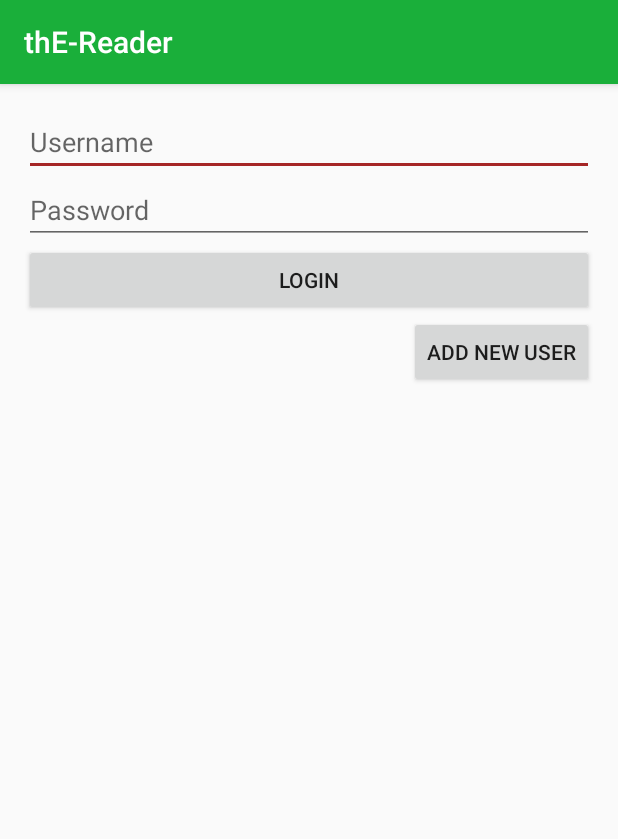
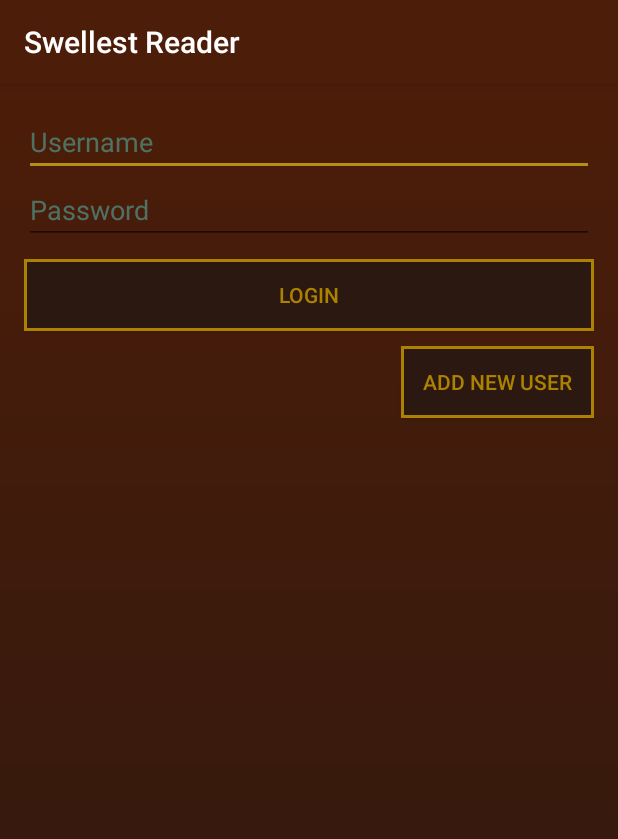
Before and after one commit to washbj/thE-Reader, an Android app: the screen it shows after launch (LoginActivity), on a phone screen of 412 x 824 dp. Shown: the top 839 px of the screen. Run offline under Robolectric (Android 15) with nearby library versions, the phone set to English and light mode, and no system bars.

Commit message:
Added some nice colors to improve aesthetic.

```diff
--- a/app/src/main/AndroidManifest.xml
+++ b/app/src/main/AndroidManifest.xml
@@ -9,7 +9,7 @@
 
     <application
         android:allowBackup="true"
-        android:icon="@mipmap/ic_launcher"
+        android:icon="@drawable/ic_launcher"
         android:label="@string/app_name"
         android:supportsRtl="true"
         android:theme="@style/AppTheme">
--- a/app/src/main/java/washbj/uw/tacoma/edu/the_reader/authentication/LoginActivity.java
+++ b/app/src/main/java/washbj/uw/tacoma/edu/the_reader/authentication/LoginActivity.java
@@ -9,6 +9,7 @@ import android.net.Uri;
 import android.os.AsyncTask;
 import android.support.v7.app.AppCompatActivity;
 import android.os.Bundle;
+import android.support.v7.widget.Toolbar;
 import android.widget.Toast;
 
 import java.io.BufferedReader;
--- a/app/src/main/java/washbj/uw/tacoma/edu/the_reader/authentication/NewUserActivity.java
+++ b/app/src/main/java/washbj/uw/tacoma/edu/the_reader/authentication/NewUserActivity.java
@@ -4,6 +4,7 @@ import android.content.Intent;
 import android.os.AsyncTask;
 import android.support.v7.app.AppCompatActivity;
 import android.os.Bundle;
+import android.support.v7.widget.Toolbar;
 import android.text.TextUtils;
 import android.view.View;
 import android.widget.Button;
--- a/app/src/main/java/washbj/uw/tacoma/edu/the_reader/functionality/ReadActivity.java
+++ b/app/src/main/java/washbj/uw/tacoma/edu/the_reader/functionality/ReadActivity.java
@@ -9,6 +9,7 @@ import android.net.Uri;
 import android.os.Bundle;
 import android.support.v4.app.ActivityCompat;
 import android.support.v7.app.AppCompatActivity;
+import android.support.v7.widget.Toolbar;
 import android.util.Log;
 import android.view.Menu;
 import android.view.MenuInflater;
--- /dev/null
+++ b/app/src/main/res/drawable/fancy_button.xml
@@ -0,0 +1,5 @@
+<?xml version="1.0" encoding="utf-8"?>
+<selector xmlns:android="http://schemas.android.com/apk/res/android">
+    <item android:drawable="@drawable/fancy_button_pressed_shape" android:state_pressed="true" />
+    <item android:drawable="@drawable/fancy_button_shape" />
+</selector>
--- /dev/null
+++ b/app/src/main/res/drawable/fancy_button_pressed_shape.xml
@@ -0,0 +1,14 @@
+<?xml version="1.0" encoding="utf-8"?>
+<shape
+    xmlns:android="http://schemas.android.com/apk/res/android"
+    android:shape="rectangle">
+    <solid android:color="@color/colorLPrimary" />
+    <stroke
+        android:width="2dp"
+        android:color="@color/colorDGold" />
+    <padding
+        android:bottom="5dp"
+        android:left="15dp"
+        android:right="15dp"
+        android:top="5dp" />
+</shape>
--- /dev/null
+++ b/app/src/main/res/drawable/fancy_button_shape.xml
@@ -0,0 +1,14 @@
+<?xml version="1.0" encoding="utf-8"?>
+<shape
+    xmlns:android="http://schemas.android.com/apk/res/android"
+    android:shape="rectangle">
+    <solid android:color="@color/colorDPrimary" />
+    <stroke
+        android:width="2dp"
+        android:color="@color/colorDGold" />
+    <padding
+        android:bottom="5dp"
+        android:left="15dp"
+        android:right="15dp"
+        android:top="5dp" />
+</shape>
--- /dev/null
+++ b/app/src/main/res/drawable/wood_gradient.xml
@@ -0,0 +1,11 @@
+<?xml version="1.0" encoding="utf-8"?>
+<shape xmlns:android="http://schemas.android.com/apk/res/android"
+    android:shape="rectangle">
+
+    <gradient
+        android:startColor="@color/colorDPrimary"
+        android:endColor="@color/colorLPrimary"
+        android:angle="90" >
+    </gradient>
+
+</shape>
--- a/app/src/main/res/layout/activity_login.xml
+++ b/app/src/main/res/layout/activity_login.xml
@@ -8,6 +8,7 @@
     android:paddingLeft="@dimen/activity_horizontal_margin"
     android:paddingRight="@dimen/activity_horizontal_margin"
     android:paddingTop="@dimen/activity_vertical_margin"
-    tools:context="washbj.uw.tacoma.edu.the_reader.authentication.LoginActivity">
+    tools:context="washbj.uw.tacoma.edu.the_reader.authentication.LoginActivity"
+    android:background="@drawable/wood_gradient">
 
 </FrameLayout>
--- a/app/src/main/res/layout/activity_read.xml
+++ b/app/src/main/res/layout/activity_read.xml
@@ -8,7 +8,9 @@
     android:paddingLeft="@dimen/activity_horizontal_margin"
     android:paddingRight="@dimen/activity_horizontal_margin"
     android:paddingTop="@dimen/activity_vertical_margin"
-    tools:context="washbj.uw.tacoma.edu.the_reader.functionality.ReadActivity">
+    tools:context="washbj.uw.tacoma.edu.the_reader.functionality.ReadActivity"
+    android:background="@drawable/parchment_gradient"
+    android:fitsSystemWindows="true">
 
     <TextView
         android:layout_width="match_parent"
--- a/app/src/main/res/layout/fragment_login.xml
+++ b/app/src/main/res/layout/fragment_login.xml
@@ -10,27 +10,33 @@
         android:layout_width="match_parent"
         android:layout_height="wrap_content"
         android:inputType="textWebEmailAddress"
-        android:hint="Username" />
+        android:hint="Username"
+        style="@style/gold_text"/>
 
     <EditText
         android:id="@+id/enter_password"
         android:layout_width="match_parent"
         android:layout_height="wrap_content"
         android:inputType="textPassword"
-        android:hint="Password" />
+        android:hint="Password"
+        style="@style/gold_text"/>
 
     <Button
         android:layout_width="match_parent"
         android:layout_height="wrap_content"
         android:id="@+id/button_login"
         android:layout_gravity="end"
-        android:text="Login" />
+        android:text="Login"
+        style="@style/fancy_button"
+        android:layout_marginTop="10dp"/>
 
     <Button
         android:layout_width="wrap_content"
         android:layout_height="wrap_content"
         android:id="@+id/button_new_user"
         android:layout_gravity="end"
-        android:text="Add New User" />
+        android:text="Add New User"
+        style="@style/fancy_button"
+        android:layout_marginTop="10dp"/>
 
 </LinearLayout>
--- a/app/src/main/res/layout/fragment_page.xml
+++ b/app/src/main/res/layout/fragment_page.xml
@@ -5,10 +5,9 @@
     tools:context="washbj.uw.tacoma.edu.the_reader.functionality.PageFragment"
     android:id="@+id/frame">
 
-    <!-- TODO: Update blank fragment layout -->
-
     <TextView
         android:layout_width="wrap_content"
         android:layout_height="wrap_content"
-        android:id="@+id/page_text" />
+        android:id="@+id/page_text"
+        android:textColor="@color/colorInk"/>
 </FrameLayout>
--- a/app/src/main/res/values/colors.xml
+++ b/app/src/main/res/values/colors.xml
@@ -1,6 +1,12 @@
 <?xml version="1.0" encoding="utf-8"?>
 <resources>
-    <color name="colorPrimary">#1aaf3a</color>
-    <color name="colorPrimaryDark">#296d18</color>
-    <color name="colorAccent">#a52626</color>
+    <color name="colorLPrimary">#4c1d09</color>
+    <color name="colorDPrimary">#2b1810</color>
+    <color name="colorLGold">#b58d17</color>
+    <color name="colorDGold">#ad8200</color>
+    <color name="colorAccent">#470c0c</color>
+    <color name="colorLParchment">#edd9a1</color>
+    <color name="colorDParchment">#af9f72</color>
+    <color name="colorContrast">#7f57c6bd</color>
+    <color name="colorInk">#010314</color>
 </resources>
--- a/app/src/main/res/values/strings.xml
+++ b/app/src/main/res/values/strings.xml
@@ -1,5 +1,5 @@
 <resources>
-    <string name="app_name">thE-Reader</string>
+    <string name="app_name">Swellest Reader</string>
 
     <string name="LOGIN_PREFS">washbj.uw.tacoma.edu.PREFS</string>
     <string name="LOGGEDIN">loggedin</string>
--- a/app/src/main/res/values/styles.xml
+++ b/app/src/main/res/values/styles.xml
@@ -2,10 +2,27 @@
 
     <!-- Base application theme. -->
     <style name="AppTheme" parent="Theme.AppCompat.Light.DarkActionBar">
-        <!-- Customize your theme here. -->
-        <item name="colorPrimary">@color/colorPrimary</item>
-        <item name="colorPrimaryDark">@color/colorPrimaryDark</item>
-        <item name="colorAccent">@color/colorAccent</item>
+        <item name="colorPrimary">@color/colorLPrimary</item>
+        <item name="colorPrimaryDark">@color/colorDPrimary</item>
+        <item name="colorAccent">@color/colorLGold</item>
+    </style>
+
+    <!-- Primary Toolbar Theme (Mahogany Bar) -->
+    <style name="ToolbarPrimary">
+        <item name="android:textColor">@color/colorDGold</item>
+        <item name="android:background">@drawable/wood_gradient</item>
+    </style>
+
+    <!-- Style for Fancy Buttons -->
+    <style name="fancy_button">
+        <item name="android:background">@drawable/fancy_button</item>
+        <item name="android:textColor">@color/colorDGold</item>
+    </style>
+
+    <!-- Style for Gold Text -->
+    <style name="gold_text">
+        <item name="android:textColor">@color/colorLGold</item>
+        <item name="android:textColorHint">@color/colorContrast</item>
     </style>
 
 </resources>
```
Also changed, not shown: app/src/main/res/drawable/gold_gradient.xml (added, +11 -0 lines), app/src/main/res/drawable/parchment_gradient.xml (added, +12 -0 lines), app/src/main/res/drawable/reverse_gold_gradient.xml (added, +11 -0 lines), app/src/main/res/layout/activity_new_user.xml (+9 -4 lines).
